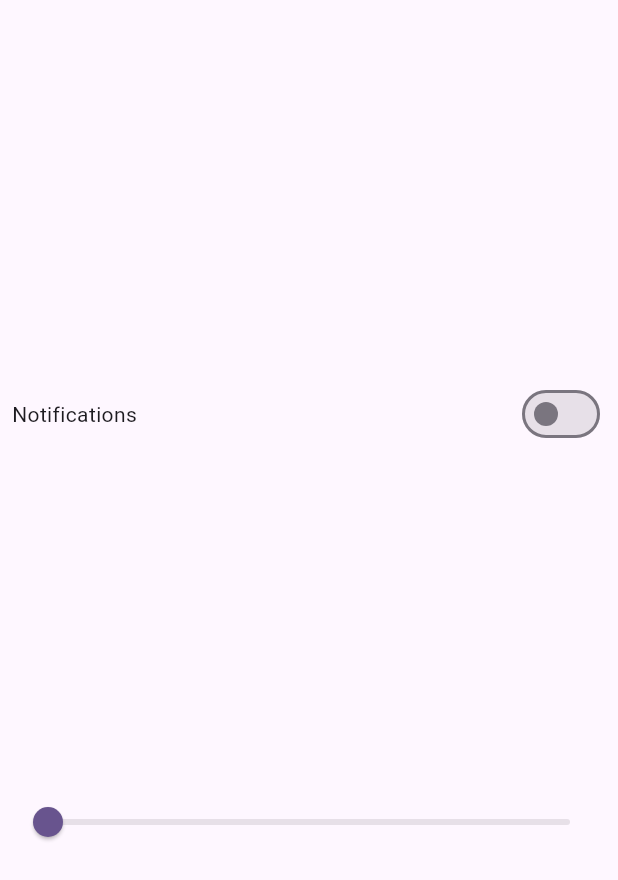
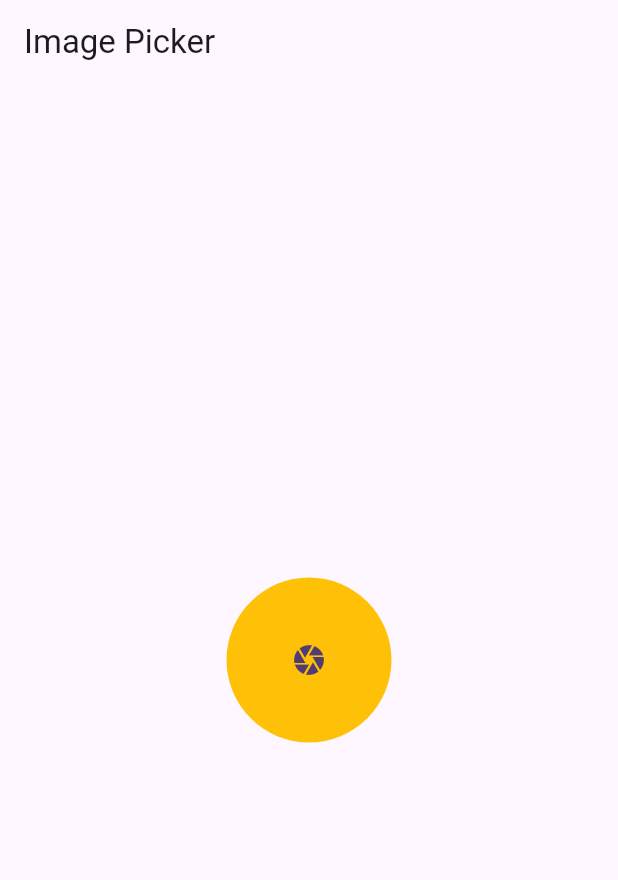
Before and after one commit to huzaifak08/Flutter-Bloc-State-Management, a Flutter app: the screen it shows after launch, on a phone screen of 412 x 824 dp. Shown: the top 880 px of the screen. Run offline on Flutter 3.47's test engine with Material 3 defaults, Android fonts, the phone set to English and light mode, and no system bars; our stand-ins replace bloc, equatable, flutter_bloc, image_picker.

Commit message:
capture or pick image done Allhamdullillah

```diff
--- /dev/null
+++ b/lib/bloc/image_picker/image_picker_bloc.dart
@@ -0,0 +1,28 @@
+import 'package:bloc/bloc.dart';
+import 'package:bloc_statemanagement/utils/image_picker.dart';
+import 'package:equatable/equatable.dart';
+import 'package:image_picker/image_picker.dart';
+
+part 'image_picker_event.dart';
+part 'image_picker_state.dart';
+
+class ImagePickerBloc extends Bloc<ImagePickerEvent, ImagePickerState> {
+  final ImagePickerUtils imagePickerUtils;
+
+  ImagePickerBloc(this.imagePickerUtils) : super(const ImagePickerState()) {
+    on<CameraCapture>(_cameraCapture);
+    on<GalleryImagePicker>(_galleryPicker);
+  }
+
+  void _cameraCapture(
+      ImagePickerEvent event, Emitter<ImagePickerState> emit) async {
+    XFile? file = await imagePickerUtils.cameraCapture();
+    emit(state.copyWith(file: file));
+  }
+
+  void _galleryPicker(
+      ImagePickerEvent event, Emitter<ImagePickerState> emit) async {
+    XFile? file = await imagePickerUtils.galleryImagePicker();
+    emit(state.copyWith(file: file));
+  }
+}
--- /dev/null
+++ b/lib/bloc/image_picker/image_picker_event.dart
@@ -0,0 +1,12 @@
+part of 'image_picker_bloc.dart';
+
+abstract class ImagePickerEvent extends Equatable {
+  const ImagePickerEvent();
+
+  @override
+  List<Object> get props => [];
+}
+
+class CameraCapture extends ImagePickerEvent {}
+
+class GalleryImagePicker extends ImagePickerEvent {}
--- /dev/null
+++ b/lib/bloc/image_picker/image_picker_state.dart
@@ -0,0 +1,13 @@
+part of 'image_picker_bloc.dart';
+
+class ImagePickerState extends Equatable {
+  final XFile? file;
+  const ImagePickerState({this.file});
+
+  ImagePickerState copyWith({XFile? file}) {
+    return ImagePickerState(file: file ?? this.file);
+  }
+
+  @override
+  List<Object?> get props => [file];
+}
--- a/lib/main.dart
+++ b/lib/main.dart
@@ -1,6 +1,8 @@
 import 'package:bloc_statemanagement/bloc/counter/counter_bloc.dart';
+import 'package:bloc_statemanagement/bloc/image_picker/image_picker_bloc.dart';
 import 'package:bloc_statemanagement/bloc/switch/switch_bloc.dart';
-import 'package:bloc_statemanagement/screens/switch_slider_screen.dart';
+import 'package:bloc_statemanagement/screens/image_picker_screen.dart';
+import 'package:bloc_statemanagement/utils/image_picker.dart';
 import 'package:flutter/material.dart';
 import 'package:flutter_bloc/flutter_bloc.dart';
 
@@ -17,6 +19,7 @@ class MyApp extends StatelessWidget {
       providers: [
         BlocProvider(create: (_) => CounterBloc()),
         BlocProvider(create: (_) => SwitchBloc()),
+        BlocProvider(create: (_) => ImagePickerBloc(ImagePickerUtils())),
       ],
       child: MaterialApp(
         title: 'Flutter Demo',
@@ -24,7 +27,7 @@ class MyApp extends StatelessWidget {
           colorScheme: ColorScheme.fromSeed(seedColor: Colors.deepPurple),
           useMaterial3: true,
         ),
-        home: const SwitchSliderScreen(),
+        home: const ImagePickerScreen(),
       ),
     );
   }
--- /dev/null
+++ b/lib/screens/image_picker_screen.dart
@@ -0,0 +1,43 @@
+import 'dart:io';
+
+import 'package:bloc_statemanagement/bloc/image_picker/image_picker_bloc.dart';
+import 'package:flutter/material.dart';
+import 'package:flutter_bloc/flutter_bloc.dart';
+
+class ImagePickerScreen extends StatelessWidget {
+  const ImagePickerScreen({super.key});
+
+  @override
+  Widget build(BuildContext context) {
+    return Scaffold(
+      appBar: AppBar(
+        title: const Text('Image Picker'),
+      ),
+      body: Center(
+        child: Column(
+          mainAxisAlignment: MainAxisAlignment.center,
+          children: [
+            BlocBuilder<ImagePickerBloc, ImagePickerState>(
+              builder: (context, state) {
+                if (state.file == null) {
+                  return InkWell(
+                    onTap: () {
+                      context.read<ImagePickerBloc>().add(CameraCapture());
+                    },
+                    child: const CircleAvatar(
+                      radius: 55,
+                      backgroundColor: Colors.amber,
+                      child: Icon(Icons.camera),
+                    ),
+                  );
+                } else {
+                  return Image.file(File(state.file!.path.toString()));
+                }
+              },
+            )
+          ],
+        ),
+      ),
+    );
+  }
+}
--- /dev/null
+++ b/lib/utils/image_picker.dart
@@ -0,0 +1,17 @@
+import 'package:image_picker/image_picker.dart';
+
+class ImagePickerUtils {
+  final ImagePicker _picker = ImagePicker();
+
+  Future<XFile?> cameraCapture() async {
+    final XFile? image = await _picker.pickImage(source: ImageSource.camera);
+
+    return image;
+  }
+
+  Future<XFile?> galleryImagePicker() async {
+    final XFile? image = await _picker.pickImage(source: ImageSource.gallery);
+
+    return image;
+  }
+}
--- a/pubspec.yaml
+++ b/pubspec.yaml
@@ -34,6 +34,7 @@ dependencies:
   flutter:
     sdk: flutter
   flutter_bloc: ^8.1.2
+  image_picker: ^1.0.7
 
 dev_dependencies:
   flutter_lints: ^2.0.0
```
Also changed, not shown: pubspec.lock, 6 other files.
